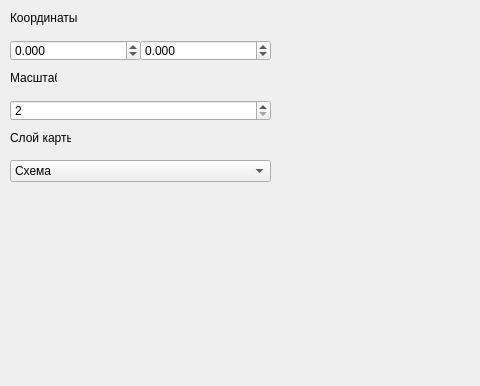
Above: ui.ui from GoldmanYT/one_big_problem before the change; both pictures show x 0 to 480 and y 0 to 386 of the 800 by 600 pixel window. Below: the same form after it.
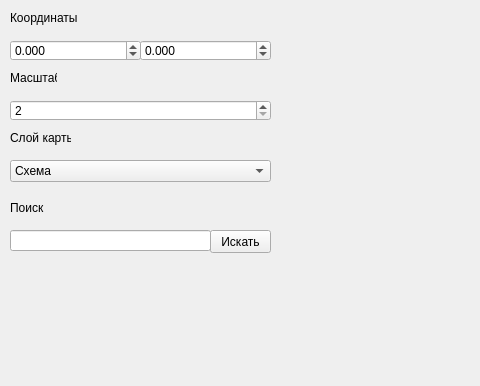
That is the form after the change.

Diff of the .ui file:
```diff
--- a/ui.ui
+++ b/ui.ui
@@ -183,6 +183,42 @@
      <string>Слой карты</string>
     </property>
    </widget>
+   <widget class="QLabel" name="label_4">
+    <property name="geometry">
+     <rect>
+      <x>10</x>
+      <y>200</y>
+      <width>61</width>
+      <height>16</height>
+     </rect>
+    </property>
+    <property name="text">
+     <string>Поиск</string>
+    </property>
+   </widget>
+   <widget class="QLineEdit" name="le_search">
+    <property name="geometry">
+     <rect>
+      <x>10</x>
+      <y>230</y>
+      <width>201</width>
+      <height>21</height>
+     </rect>
+    </property>
+   </widget>
+   <widget class="QPushButton" name="btn_seacrh">
+    <property name="geometry">
+     <rect>
+      <x>210</x>
+      <y>230</y>
+      <width>61</width>
+      <height>23</height>
+     </rect>
+    </property>
+    <property name="text">
+     <string>Искать</string>
+    </property>
+   </widget>
   </widget>
  </widget>
  <resources/>
```
